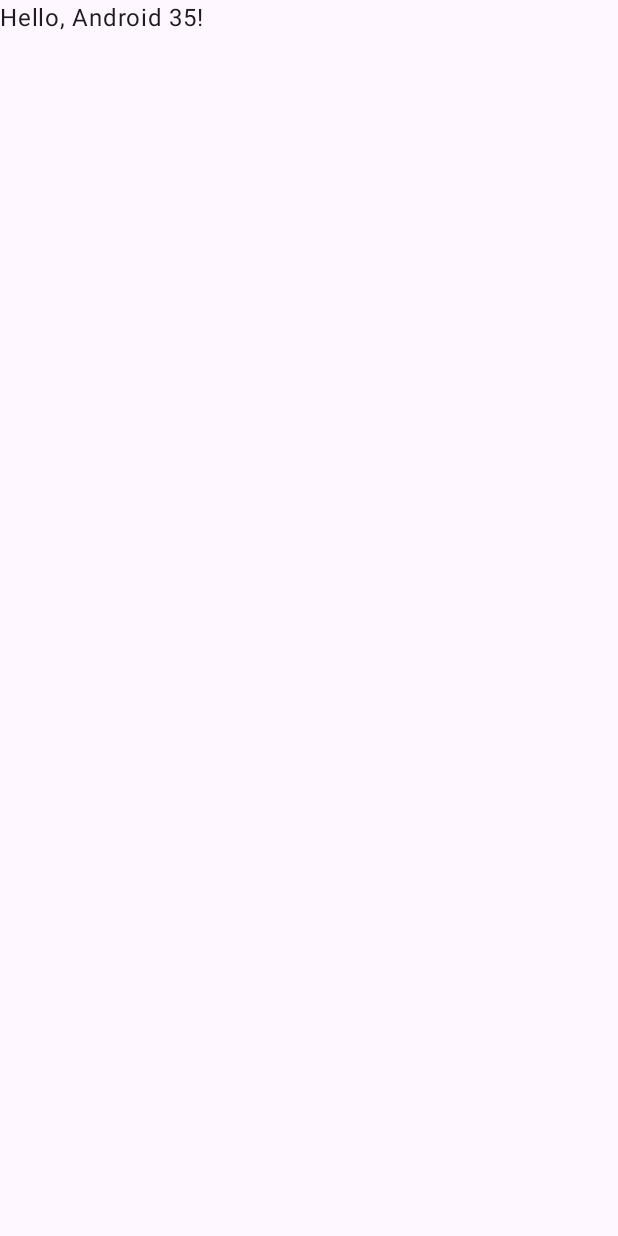
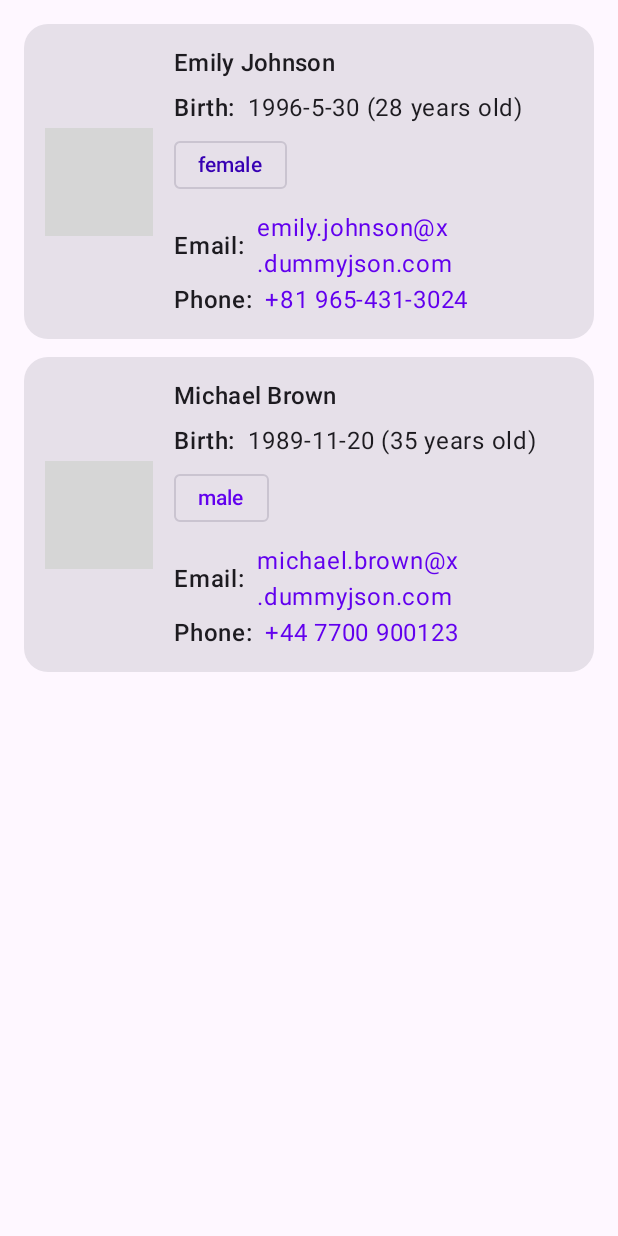
Before and after one commit to TarasovVP/KMP_UserList, an Android app built with Jetpack Compose: the screen it shows after launch (MainActivity), on a phone screen of 412 x 824 dp. Before the commit the screen is almost empty. Run offline under Robolectric (Android 15) with nearby library versions, the phone set to English and light mode, and no system bars; pictures from the network do not load; grey boxes are pictures that could not be loaded.

Commit message:
Implement android app

```diff
--- a/androidApp/build.gradle.kts
+++ b/androidApp/build.gradle.kts
@@ -6,11 +6,11 @@ plugins {
 
 android {
     namespace = "com.tarasovvp.kmpuserlist.android"
-    compileSdk = 34
+    compileSdk = 36
     defaultConfig {
         applicationId = "com.tarasovvp.kmp_userlist.android"
         minSdk = 28
-        targetSdk = 34
+        targetSdk = 36
         versionCode = 1
         versionName = "1.0"
     }
@@ -42,5 +42,7 @@ dependencies {
     implementation(libs.compose.ui.tooling.preview)
     implementation(libs.compose.material3)
     implementation(libs.androidx.activity.compose)
+    implementation(libs.androidx.viewmodel.compose)
+    implementation(libs.coil.compose)
     debugImplementation(libs.compose.ui.tooling)
 }
--- a/androidApp/src/main/java/com/tarasovvp/kmpuserlist/android/MainActivity.kt
+++ b/androidApp/src/main/java/com/tarasovvp/kmpuserlist/android/MainActivity.kt
@@ -3,12 +3,24 @@ package com.tarasovvp.kmpuserlist.android
 import android.os.Bundle
 import androidx.activity.ComponentActivity
 import androidx.activity.compose.setContent
+import androidx.compose.foundation.layout.Box
 import androidx.compose.foundation.layout.fillMaxSize
-import androidx.compose.material3.*
-import androidx.compose.runtime.Composable
+import androidx.compose.material3.CircularProgressIndicator
+import androidx.compose.material3.MaterialTheme
+import androidx.compose.material3.Surface
+import androidx.compose.runtime.getValue
+import androidx.compose.ui.Alignment
 import androidx.compose.ui.Modifier
-import androidx.compose.ui.tooling.preview.Preview
-import com.tarasovvp.kmpuserlist.Greeting
+import androidx.lifecycle.ViewModel
+import androidx.lifecycle.ViewModelProvider
+import androidx.lifecycle.compose.collectAsStateWithLifecycle
+import androidx.lifecycle.viewmodel.compose.viewModel
+import com.tarasovvp.kmpuserlist.GetUserListUseCase
+import com.tarasovvp.kmpuserlist.android.presentation.ErrorView
+import com.tarasovvp.kmpuserlist.android.presentation.UsersScreen
+import com.tarasovvp.kmpuserlist.android.presentation.UsersViewModel
+
+private fun provideGetUserListUseCase(): GetUserListUseCase = GetUserListUseCase()
 
 class MainActivity : ComponentActivity() {
     override fun onCreate(savedInstanceState: Bundle?) {
@@ -19,22 +31,38 @@ class MainActivity : ComponentActivity() {
                     modifier = Modifier.fillMaxSize(),
                     color = MaterialTheme.colorScheme.background
                 ) {
-                    GreetingView(Greeting().greet())
+                    val viewModel: UsersViewModel = viewModel(
+                        factory = object : ViewModelProvider.Factory {
+                            @Suppress("UNCHECKED_CAST")
+                            override fun <T : ViewModel> create(modelClass: Class<T>): T {
+                                return UsersViewModel(provideGetUserListUseCase()) as T
+                            }
+                        }
+                    )
+                    val state by viewModel.uiState.collectAsStateWithLifecycle()
+
+                    when {
+                        state.isLoading -> Box(
+                            Modifier.fillMaxSize(),
+                            contentAlignment = Alignment.Center
+                        ) {
+                            CircularProgressIndicator()
+                        }
+
+                        state.error != null -> ErrorView(
+                            message = state.error.orEmpty(),
+                            onRetry = { viewModel.refresh() }
+                        )
+
+                        else -> UsersScreen(
+                            users = state.users,
+                            isRefreshing = state.isLoading,
+                            modifier = Modifier.fillMaxSize(),
+                            { viewModel.refresh() }
+                        )
+                    }
                 }
             }
         }
     }
 }
-
-@Composable
-fun GreetingView(text: String) {
-    Text(text = text)
-}
-
-@Preview
-@Composable
-fun DefaultPreview() {
-    MyApplicationTheme {
-        GreetingView("Hello, Android!")
-    }
-}
--- /dev/null
+++ b/androidApp/src/main/java/com/tarasovvp/kmpuserlist/android/presentation/ErrorView.kt
@@ -0,0 +1,37 @@
+package com.tarasovvp.kmpuserlist.android.presentation
+
+import androidx.compose.foundation.layout.Arrangement
+import androidx.compose.foundation.layout.Column
+import androidx.compose.foundation.layout.Spacer
+import androidx.compose.foundation.layout.fillMaxSize
+import androidx.compose.foundation.layout.height
+import androidx.compose.foundation.layout.padding
+import androidx.compose.material3.Button
+import androidx.compose.material3.MaterialTheme
+import androidx.compose.material3.Text
+import androidx.compose.runtime.Composable
+import androidx.compose.ui.Alignment
+import androidx.compose.ui.Modifier
+import androidx.compose.ui.unit.dp
+
+@Composable
+fun ErrorView(
+    message: String,
+    onRetry: () -> Unit
+) {
+    Column(
+        modifier = Modifier
+            .fillMaxSize()
+            .padding(24.dp),
+        verticalArrangement = Arrangement.Center,
+        horizontalAlignment = Alignment.CenterHorizontally
+    ) {
+        Text(
+            text = if (message.isBlank()) "Something went wrong" else message,
+            style = MaterialTheme.typography.bodyLarge,
+            color = MaterialTheme.colorScheme.error
+        )
+        Spacer(Modifier.height(12.dp))
+        Button(onClick = onRetry) { Text("Retry") }
+    }
+}
--- /dev/null
+++ b/androidApp/src/main/java/com/tarasovvp/kmpuserlist/android/presentation/UiState.kt
@@ -0,0 +1,9 @@
+package com.tarasovvp.kmpuserlist.android.presentation
+
+import com.tarasovvp.kmpuserlist.User
+
+data class UiState(
+    val isLoading: Boolean = true,
+    val users: List<User> = emptyList(),
+    val error: String? = null
+)
--- /dev/null
+++ b/androidApp/src/main/java/com/tarasovvp/kmpuserlist/android/presentation/UserScreen.kt
@@ -0,0 +1,159 @@
+package com.tarasovvp.kmpuserlist.android.presentation
+
+import androidx.compose.foundation.background
+import androidx.compose.foundation.clickable
+import androidx.compose.foundation.layout.*
+import androidx.compose.foundation.lazy.LazyColumn
+import androidx.compose.foundation.lazy.items
+import androidx.compose.foundation.shape.CircleShape
+import androidx.compose.foundation.shape.RoundedCornerShape
+import androidx.compose.material3.*
+import androidx.compose.material3.pulltorefresh.PullToRefreshBox
+import androidx.compose.runtime.Composable
+import androidx.compose.ui.Alignment
+import androidx.compose.ui.Modifier
+import androidx.compose.ui.draw.clip
+import androidx.compose.ui.platform.LocalContext
+import androidx.compose.ui.text.font.FontWeight
+import androidx.compose.ui.text.style.TextOverflow
+import androidx.compose.ui.unit.dp
+import coil3.compose.AsyncImage
+import coil3.request.ImageRequest
+import coil3.request.crossfade
+import com.tarasovvp.kmpuserlist.User
+
+@OptIn(ExperimentalMaterial3Api::class)
+
+@Composable
+fun UsersScreen(
+    users: List<User>,
+    isRefreshing: Boolean,
+    modifier: Modifier = Modifier,
+    onRefresh: () -> Unit,
+    onEmailClick: (String) -> Unit = {},
+    onPhoneClick: (String) -> Unit = {}
+) {
+    PullToRefreshBox(
+        isRefreshing = isRefreshing,
+        onRefresh = onRefresh,
+        modifier = modifier.fillMaxSize()
+    ) {
+        LazyColumn(
+            modifier = Modifier
+                .fillMaxSize()
+                .padding(16.dp),
+            verticalArrangement = Arrangement.spacedBy(12.dp)
+        ) {
+            items(users, key = { it.email }) { user ->
+                UserCard(user, onEmailClick = onEmailClick, onPhoneClick = onPhoneClick)
+            }
+        }
+    }
+}
+
+@Composable
+private fun UserCard(
+    user: User,
+    modifier: Modifier = Modifier,
+    onEmailClick: (String) -> Unit,
+    onPhoneClick: (String) -> Unit
+) {
+    Card(
+        modifier = modifier.fillMaxWidth(),
+        shape = RoundedCornerShape(16.dp)
+    ) {
+        Row(
+            modifier = Modifier
+                .fillMaxWidth()
+                .padding(14.dp),
+            verticalAlignment = Alignment.CenterVertically
+        ) {
+            UserAvatar(url = user.image, contentDesc = "${user.firstName} ${user.lastName}")
+
+            Spacer(Modifier.width(14.dp))
+
+            Column(Modifier.weight(1f)) {
+                Text(
+                    text = "${user.firstName} ${user.lastName}",
+                    style = MaterialTheme.typography.titleMedium,
+                    maxLines = 1,
+                    overflow = TextOverflow.Ellipsis
+                )
+
+                Spacer(Modifier.height(6.dp))
+
+                Detail(label = "Birth:", value = "${user.birthDate} (${user.age} years old)")
+                GenderChip(gender = user.gender)
+
+                Spacer(Modifier.height(6.dp))
+
+                ContactDetail(
+                    label = "Email:",
+                    value = user.email,
+                    onClick = { onEmailClick(user.email) }
+                )
+                ContactDetail(
+                    label = "Phone:",
+                    value = user.phone,
+                    onClick = { onPhoneClick(user.phone) }
+                )
+            }
+        }
+    }
+}
+
+@Composable
+private fun UserAvatar(url: String, contentDesc: String, modifier: Modifier = Modifier) {
+    AsyncImage(
+        model = ImageRequest.Builder(LocalContext.current)
+            .data(url)
+            .crossfade(true)
+            .build(),
+        contentDescription = contentDesc,
+        modifier = modifier
+            .size(72.dp)
+            .clip(CircleShape)
+            .background(MaterialTheme.colorScheme.surfaceVariant),
+    )
+}
+
+@Composable
+private fun Detail(label: String, value: String) {
+    Row(verticalAlignment = Alignment.CenterVertically) {
+        Text(text = label, fontWeight = FontWeight.SemiBold)
+        Spacer(Modifier.width(8.dp))
+        Text(text = value)
+    }
+}
+
+@Composable
+private fun ContactDetail(label: String, value: String, onClick: () -> Unit) {
+    Row(
+        verticalAlignment = Alignment.CenterVertically,
+        modifier = Modifier.clickable(onClick = onClick)
+    ) {
+        Text(text = label, fontWeight = FontWeight.SemiBold)
+        Spacer(Modifier.width(8.dp))
+        Text(
+            text = value,
+            color = MaterialTheme.colorScheme.primary
+        )
+    }
+}
+
+@Composable
+private fun GenderChip(gender: String) {
+    val color = when (gender.lowercase()) {
+        "male" -> MaterialTheme.colorScheme.primary
+        "female" -> MaterialTheme.colorScheme.tertiary
+        else -> MaterialTheme.colorScheme.secondary
+    }
+    AssistChip(
+        onClick = {},
+        label = { Text(text = gender) },
+        colors = AssistChipDefaults.assistChipColors(
+            labelColor = color
+        ),
+        modifier = Modifier.padding(top = 2.dp)
+    )
+}
--- /dev/null
+++ b/androidApp/src/main/java/com/tarasovvp/kmpuserlist/android/presentation/UsersViewModel.kt
@@ -0,0 +1,34 @@
+package com.tarasovvp.kmpuserlist.android.presentation
+
+import androidx.lifecycle.ViewModel
+import androidx.lifecycle.viewModelScope
+import com.tarasovvp.kmpuserlist.GetUserListUseCase
+import com.tarasovvp.kmpuserlist.User
+import kotlinx.coroutines.flow.MutableStateFlow
+import kotlinx.coroutines.flow.StateFlow
+import kotlinx.coroutines.flow.asStateFlow
+import kotlinx.coroutines.flow.update
+import kotlinx.coroutines.launch
+
+class UsersViewModel(
+    private val getUserListUseCase: GetUserListUseCase
+) : ViewModel() {
+
+    private val _uiState = MutableStateFlow(UiState())
+    val uiState: StateFlow<UiState> = _uiState.asStateFlow()
+
+    init { refresh() }
+
+    fun refresh() {
+        viewModelScope.launch {
+            _uiState.update { it.copy(isLoading = true, error = null) }
+            runCatching {
+                getUserListUseCase.execute()
+            }.onSuccess { list ->
+                _uiState.update { it.copy(isLoading = false, users = list) }
+            }.onFailure { e ->
+                _uiState.update { it.copy(isLoading = false, error = e.message ?: "Unknown error") }
+            }
+        }
+    }
+}
```
Also changed, not shown: gradle/libs.versions.toml (+6 -1 lines), gradle/wrapper/gradle-wrapper.properties.
